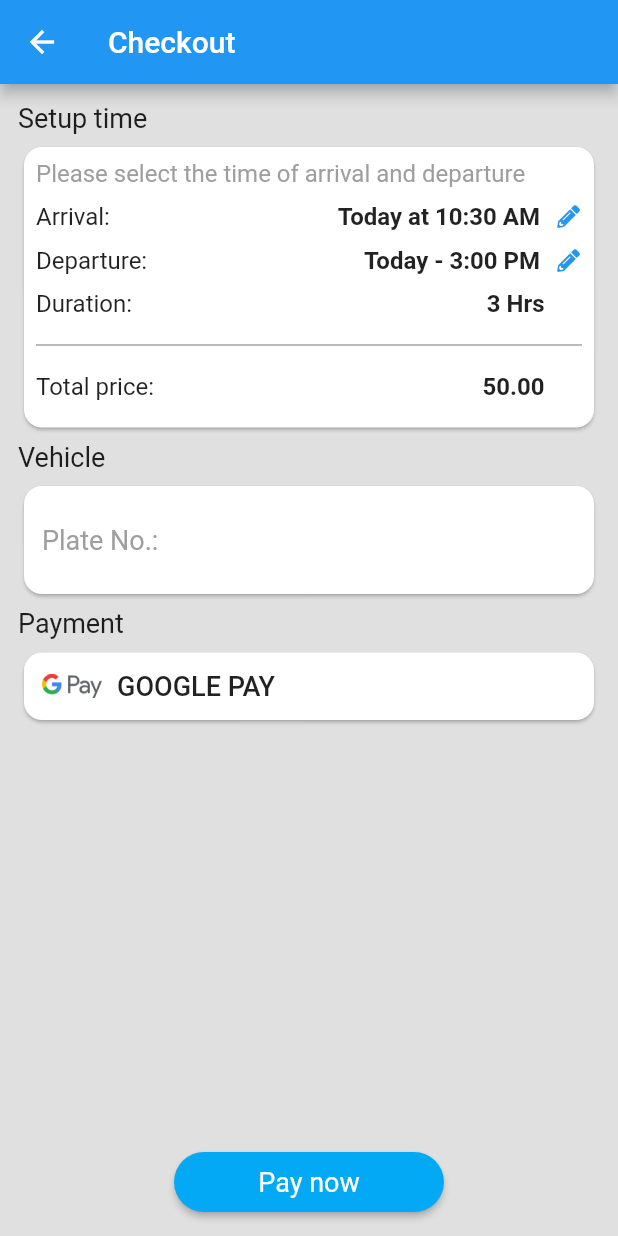
After one commit to hey-riki-here/Lets-Park, a Flutter app: the Checkout screen opened directly, on a phone screen of 412 x 824 dp. The commit adds this screen. Run offline on Flutter 3.47's test engine with Material 2 defaults, Android fonts, the light colour scheme and no system bars; our stand-ins replace cloud_firestore, dotted_border, firebase_auth, firebase_core, firebase_storage, flutter_holo_date_picker and 9 more; missing offline and left inert: flutter_facebook_auth; accounts and stored records are empty.

Commit message:
Added checkout page.

```diff
--- a/lib/globals/globals.dart
+++ b/lib/globals/globals.dart
@@ -4,7 +4,7 @@ library lets_park.globals;
 
 import 'package:flutter/cupertino.dart';
 import 'package:google_maps_flutter/google_maps_flutter.dart';
-import 'package:lets_park/models/app_user.dart';
+import 'package:lets_park/models/user_data.dart';
 import 'package:lets_park/models/parking_space.dart';
 
 TextEditingController globalStreet = TextEditingController();
@@ -14,4 +14,4 @@ bool popWindow = false;
 ParkingSpace parkingSpace = ParkingSpace();
 List<ParkingSpace> currentParkingSpaces = [];
 int parkinSpaceQuantity = 0;
-AppUser appUser = AppUser();
+UserData userData = UserData();
--- a/lib/models/app_user.dart
+++ b/lib/models/user_data.dart
@@ -1,10 +1,10 @@
 import 'package:lets_park/models/parking_space.dart';
 
-class AppUser {
+class UserData {
   String? _id;
   List<ParkingSpace>? _ownedParkingSpace;
 
-  AppUser();
+  UserData();
 
   String? get getUserId => _id;
 
--- a/lib/screens/drawer_screens/about_us.dart
+++ b/lib/screens/drawer_screens/about_us.dart
@@ -1,6 +1,6 @@
 import 'package:flutter/material.dart';
 import 'package:font_awesome_flutter/font_awesome_flutter.dart';
-import 'package:lets_park/shared/NavigationDrawer.dart';
+import 'package:lets_park/shared/navigation_drawer.dart';
 import 'package:lets_park/shared/shared_widgets.dart';
 
 class AboutUs extends StatelessWidget {
--- a/lib/screens/drawer_screens/manage_space/manage_space.dart
+++ b/lib/screens/drawer_screens/manage_space/manage_space.dart
@@ -1,7 +1,7 @@
 import 'package:flutter/material.dart';
 import 'package:lets_park/screens/drawer_screens/manage_space/earnings.dart';
 import 'package:lets_park/screens/drawer_screens/manage_space/your_space.dart';
-import 'package:lets_park/shared/NavigationDrawer.dart';
+import 'package:lets_park/shared/navigation_drawer.dart';
 import 'package:lets_park/shared/shared_widgets.dart';
 
 class ManageSpace extends StatelessWidget {
--- a/lib/screens/drawer_screens/manage_space/your_space.dart
+++ b/lib/screens/drawer_screens/manage_space/your_space.dart
@@ -6,7 +6,7 @@ import 'package:lets_park/shared/shared_widgets.dart';
 import 'package:lets_park/globals/globals.dart' as globals;
 
 class YourSpace extends StatelessWidget {
-  final appUser = globals.appUser;
+  final appUser = globals.userData;
   YourSpace({Key? key}) : super(key: key);
 
   @override
--- a/lib/screens/drawer_screens/messages.dart
+++ b/lib/screens/drawer_screens/messages.dart
@@ -1,5 +1,5 @@
 import 'package:flutter/material.dart';
-import 'package:lets_park/shared/NavigationDrawer.dart';
+import 'package:lets_park/shared/navigation_drawer.dart';
 import 'package:lets_park/shared/shared_widgets.dart';
 
 class Messages extends StatefulWidget {
--- a/lib/screens/drawer_screens/my_parkings.dart
+++ b/lib/screens/drawer_screens/my_parkings.dart
@@ -1,5 +1,5 @@
 import 'package:flutter/material.dart';
-import 'package:lets_park/shared/NavigationDrawer.dart';
+import 'package:lets_park/shared/navigation_drawer.dart';
 
 class MyParkings extends StatefulWidget {
   final int _pageId = 3;
--- a/lib/screens/drawer_screens/notifications.dart
+++ b/lib/screens/drawer_screens/notifications.dart
@@ -1,5 +1,5 @@
 import 'package:flutter/material.dart';
-import 'package:lets_park/shared/NavigationDrawer.dart';
+import 'package:lets_park/shared/navigation_drawer.dart';
 import 'package:lets_park/shared/shared_widgets.dart';
 
 class Notifications extends StatefulWidget {
--- a/lib/screens/drawer_screens/profile.dart
+++ b/lib/screens/drawer_screens/profile.dart
@@ -1,7 +1,7 @@
 import 'package:firebase_auth/firebase_auth.dart';
 import 'package:flutter/material.dart';
 import 'package:lets_park/services/signin_provider.dart';
-import 'package:lets_park/shared/NavigationDrawer.dart';
+import 'package:lets_park/shared/navigation_drawer.dart';
 import 'package:provider/provider.dart';
 
 class Profile extends StatefulWidget {
--- a/lib/screens/drawer_screens/register_screens/register_area.dart
+++ b/lib/screens/drawer_screens/register_screens/register_area.dart
@@ -16,7 +16,6 @@ import 'package:lets_park/services/firebase_api.dart';
 import 'package:lets_park/shared/shared_widgets.dart';
 
 class RegisterArea extends StatefulWidget {
-  final int _pageId = 5;
   const RegisterArea({Key? key}) : super(key: key);
 
   @override
@@ -127,6 +126,7 @@ class _RegisterAreaState extends State<RegisterArea> {
                     _currentStep += 1;
                   }
                 } else {
+                  // ignore: todo
                   //TODO
                 }
               });
--- a/lib/screens/logged_in_screens/home.dart
+++ b/lib/screens/logged_in_screens/home.dart
@@ -1,11 +1,10 @@
 import 'package:firebase_auth/firebase_auth.dart';
 import 'package:flutter/material.dart';
 import 'package:google_maps_flutter/google_maps_flutter.dart';
-import 'package:lets_park/models/app_user.dart';
 import 'package:lets_park/models/parking_space.dart';
 import 'package:lets_park/screens/logged_in_screens/google_map_screen.dart';
 import 'package:lets_park/services/firebase_api.dart';
-import 'package:lets_park/shared/NavigationDrawer.dart';
+import 'package:lets_park/shared/navigation_drawer.dart';
 import 'package:location/location.dart';
 import 'package:geolocator/geolocator.dart' as geolocator;
 
@@ -21,7 +20,6 @@ class _HomeState extends State<Home> {
   final _scaffoldKey = GlobalKey<ScaffoldState>();
   final user = FirebaseAuth.instance.currentUser;
   final GlobalKey<GoogleMapScreenState> _gMapKey = GlobalKey();
-  final appUser = AppUser();
   @override
   Widget build(BuildContext context) {
     grantPermission();
--- /dev/null
+++ b/lib/screens/popups/checkout.dart
@@ -0,0 +1,447 @@
+// ignore_for_file: unused_catch_clause
+
+import 'package:flutter/material.dart';
+import 'package:flutter_holo_date_picker/flutter_holo_date_picker.dart';
+import 'package:flutter_time_picker_spinner/flutter_time_picker_spinner.dart';
+import 'package:font_awesome_flutter/font_awesome_flutter.dart';
+import 'package:intl/intl.dart';
+
+class Checkout extends StatefulWidget {
+  const Checkout({Key? key}) : super(key: key);
+
+  @override
+  State<Checkout> createState() => _CheckoutState();
+}
+
+class _CheckoutState extends State<Checkout> {
+  @override
+  Widget build(BuildContext context) {
+    return Scaffold(
+      appBar: AppBar(
+        title: const Text("Checkout"),
+      ),
+      backgroundColor: Colors.grey.shade300,
+      body: Theme(
+        data: ThemeData(
+          splashColor: Colors.transparent,
+          highlightColor: Colors.transparent,
+        ),
+        child: Padding(
+          padding: const EdgeInsets.all(12),
+          child: Column(
+            mainAxisAlignment: MainAxisAlignment.spaceBetween,
+            children: [
+              Column(
+                children: const [
+                  SetUpTime(),
+                  Vehicle(),
+                  Payment(),
+                ],
+              ),
+              ElevatedButton(
+                onPressed: () {},
+                child: const Text(
+                  "Pay now",
+                  style: TextStyle(
+                    fontSize: 18,
+                    fontWeight: FontWeight.w400,
+                  ),
+                ),
+                style: ElevatedButton.styleFrom(
+                  primary: Colors.lightBlue,
+                  fixedSize: const Size(180, 40),
+                  shape: RoundedRectangleBorder(
+                    borderRadius: BorderRadius.circular(50.0),
+                  ),
+                ),
+              ),
+            ],
+          ),
+        ),
+      ),
+    );
+  }
+}
+
+class SetUpTime extends StatefulWidget {
+  const SetUpTime({Key? key}) : super(key: key);
+
+  @override
+  State<SetUpTime> createState() => _SetUpTimeState();
+}
+
+class _SetUpTimeState extends State<SetUpTime> {
+  final labelStyle = const TextStyle(
+    fontSize: 16,
+  );
+
+  final timeStampStyle = const TextStyle(
+    fontSize: 16,
+    fontWeight: FontWeight.bold,
+  );
+
+  DateTime? _selectedDate = DateTime.now();
+  DateTime? _selectedTime;
+  String _date = "Today";
+  String? _time = DateFormat("h:mm a").format(DateTime.now());
+
+  @override
+  Widget build(BuildContext context) {
+    return Column(
+      crossAxisAlignment: CrossAxisAlignment.start,
+      children: [
+        const Text(
+          "Setup time",
+          style: TextStyle(
+            fontSize: 18,
+            color: Colors.black87,
+          ),
+        ),
+        const SizedBox(height: 5),
+        SizedBox(
+          width: double.infinity,
+          child: Card(
+            shape: const RoundedRectangleBorder(
+              borderRadius: BorderRadius.all(
+                Radius.circular(12),
+              ),
+            ),
+            child: Padding(
+              padding: const EdgeInsets.all(8.0),
+              child: Column(
+                crossAxisAlignment: CrossAxisAlignment.start,
+                children: [
+                  const Text(
+                    "Please select the time of arrival and departure",
+                    style: TextStyle(
+                      fontSize: 16,
+                      color: Colors.grey,
+                    ),
+                  ),
+                  const SizedBox(height: 10),
+                  Row(
+                    mainAxisAlignment: MainAxisAlignment.spaceBetween,
+                    children: [
+                      Text("Arrival:", style: labelStyle),
+                      Row(
+                        children: [
+                          Text("$_date at $_time", style: timeStampStyle),
+                          const SizedBox(width: 10),
+                          SizedBox(
+                            width: 18,
+                            height: 18,
+                            child: IconButton(
+                              onPressed: () {
+                                showDateTimePicker(context, "arrival");
+                              },
+                              padding: const EdgeInsets.all(0.0),
+                              color: Colors.blue,
+                              icon: const Icon(
+                                FontAwesomeIcons.pencilAlt,
+                                size: 15,
+                              ),
+                            ),
+                          ),
+                        ],
+                      ),
+                    ],
+                  ),
+                  const SizedBox(height: 10),
+                  Row(
+                    mainAxisAlignment: MainAxisAlignment.spaceBetween,
+                    children: [
+                      Text("Departure:", style: labelStyle),
+                      Row(
+                        children: [
+                          Text("Today - 3:00 PM", style: timeStampStyle),
+                          const SizedBox(width: 10),
+                          SizedBox(
+                            width: 18,
+                            height: 18,
+                            child: IconButton(
+                              onPressed: () async {
+                                showDateTimePicker(context, "departure");
+                              },
+                              padding: const EdgeInsets.all(0.0),
+                              color: Colors.blue,
+                              icon: const Icon(
+                                FontAwesomeIcons.pencilAlt,
+                                size: 15,
+                              ),
+                            ),
+                          ),
+                        ],
+                      ),
+                    ],
+                  ),
+                  const SizedBox(height: 10),
+                  Row(
+                    mainAxisAlignment: MainAxisAlignment.spaceBetween,
+                    children: [
+                      Text("Duration:", style: labelStyle),
+                      Row(
+                        children: [
+                          Text("3 Hrs", style: timeStampStyle),
+                          const SizedBox(width: 25),
+                        ],
+                      ),
+                    ],
+                  ),
+                  const SizedBox(height: 10),
+                  const Divider(color: Colors.black54),
+                  const SizedBox(height: 10),
+                  Row(
+                    mainAxisAlignment: MainAxisAlignment.spaceBetween,
+                    children: [
+                      Text("Total price:", style: labelStyle),
+                      Row(
+                        children: [
+                          Text("50.00", style: timeStampStyle),
+                          const SizedBox(width: 25),
+                        ],
+                      ),
+                    ],
+                  ),
+                  const SizedBox(height: 10),
+                ],
+              ),
+            ),
+          ),
+        ),
+      ],
+    );
+  }
+
+  Future<dynamic> showDateTimePicker(BuildContext context, String label) {
+    return showDialog(
+      barrierDismissible: false,
+      context: context,
+      builder: (context) => Dialog(
+        child: SizedBox(
+          height: 335,
+          child: Padding(
+            padding: const EdgeInsets.all(8.0),
+            child: Column(
+              children: [
+                Text(
+                  "Please select valid time and date of " + label,
+                  style: TextStyle(
+                    fontSize: 16,
+                    color: Colors.blue.shade900,
+                  ),
+                ),
+                const SizedBox(height: 20),
+                TimePickerSpinner(
+                  is24HourMode: false,
+                  normalTextStyle: const TextStyle(
+                    fontSize: 18,
+                    color: Colors.grey,
+                  ),
+                  highlightedTextStyle: const TextStyle(
+                    fontSize: 23,
+                    color: Colors.black,
+                  ),
+                  spacing: 40,
+                  itemHeight: 25,
+                  isForce2Digits: true,
+                  onTimeChange: (time) {
+                    _selectedTime = time;
+                  },
+                ),
+                DatePickerWidget(
+                  looping: false,
+                  firstDate: DateTime.now(),
+                  dateFormat: "MMM/dd/yyyy",
+                  onChange: (DateTime newDate, _) {
+                    _selectedDate = newDate;
+                  },
+                  pickerTheme: const DateTimePickerTheme(
+                    itemTextStyle: TextStyle(
+                      color: Colors.black,
+                      fontSize: 19,
+                    ),
+                  ),
+                ),
+                Row(
+                  mainAxisAlignment: MainAxisAlignment.end,
+                  children: [
+                    TextButton(
+                      onPressed: () => Navigator.pop(context),
+                      child: const Text("Cancel"),
+                    ),
+                    ElevatedButton(
+                      onPressed: () {
+                        try {
+                          final _dateTime = DateTime(
+                            _selectedDate!.year,
+                            _selectedDate!.month,
+                            _selectedDate!.day,
+                            _selectedTime!.hour,
+                            _selectedTime!.minute,
+                          );
+
+                          getDate(_dateTime);
+                        } on Exception catch (e) {
+                          getDate(DateTime.now());
+                        }
+                      },
+                      child: const Text("Confirm"),
+                    ),
+                  ],
+                ),
+              ],
+            ),
+          ),
+        ),
+      ),
+    );
+  }
+
+  void getDate(DateTime selectedDateTime) {
+    setState(() {
+      DateTime now = DateTime(
+          DateTime.now().year, DateTime.now().month, DateTime.now().day);
+      DateTime selected = DateTime(
+          selectedDateTime.year, selectedDateTime.month, selectedDateTime.day);
+      if (selected.compareTo(now) == 0) {
+        _date = "Today";
+      } else {
+        _date = DateFormat('MMM. dd, yyyy').format(selected);
+      }
+      _time = DateFormat("h:mma").format(selectedDateTime);
+    });
+  }
+}
+
+class Vehicle extends StatefulWidget {
+  const Vehicle({Key? key}) : super(key: key);
+
+  @override
+  State<Vehicle> createState() => _VehicleState();
+}
+
+class _VehicleState extends State<Vehicle> {
+  @override
+  Widget build(BuildContext context) {
+    return Column(
+      crossAxisAlignment: CrossAxisAlignment.start,
+      children: [
+        const SizedBox(height: 5),
+        const Text(
+          "Vehicle",
+          style: TextStyle(
+            fontSize: 18,
+            color: Colors.black87,
+          ),
+        ),
+        const SizedBox(height: 5),
+        SizedBox(
+          width: double.infinity,
+          child: Card(
+            shape: const RoundedRectangleBorder(
+              borderRadius: BorderRadius.all(
+                Radius.circular(12),
+              ),
+            ),
+            child: Padding(
+              padding: const EdgeInsets.all(12),
+              child: Column(
+                crossAxisAlignment: CrossAxisAlignment.start,
+                children: [
+                  Row(
+                    children: const [
+                      Text(
+                        "Plate No.: ",
+                        style: TextStyle(
+                          fontSize: 18,
+                          color: Colors.grey,
+                        ),
+                      ),
+                      SizedBox(width: 10),
+                      Expanded(
+                        child: TextField(
+                          decoration: InputDecoration(
+                            border: InputBorder.none,
+                          ),
+                          style: TextStyle(
+                            fontSize: 18,
+                          ),
+                        ),
+                      ),
+                    ],
+                  ),
+                ],
+              ),
+            ),
+          ),
+        ),
+      ],
+    );
+  }
+}
+
+class Payment extends StatefulWidget {
+  const Payment({Key? key}) : super(key: key);
+
+  @override
+  State<Payment> createState() => _PaymentState();
+}
+
+class _PaymentState extends State<Payment> {
+  @override
+  Widget build(BuildContext context) {
+    return Column(
+      crossAxisAlignment: CrossAxisAlignment.start,
+      children: [
+        const SizedBox(height: 5),
+        const Text(
+          "Payment",
+          style: TextStyle(
+            fontSize: 18,
+            color: Colors.black87,
+          ),
+        ),
+        const SizedBox(height: 5),
+        SizedBox(
+          width: double.infinity,
+          child: Card(
+            shape: const RoundedRectangleBorder(
+              borderRadius: BorderRadius.all(
+                Radius.circular(12),
+              ),
+            ),
+            child: Padding(
+              padding: const EdgeInsets.all(12),
+              child: Column(
+                crossAxisAlignment: CrossAxisAlignment.start,
+                children: [
+                  Row(
+                    children: [
+                      Image.asset(
+                        "assets/icons/gpay-logo.png",
+                        width: 40,
+                      ),
+                      const SizedBox(width: 10),
+                      Row(
+                        mainAxisAlignment: MainAxisAlignment.center,
+                        children: const [
+                          Text(
+                            "GOOGLE PAY",
+                            style: TextStyle(
+                              fontWeight: FontWeight.w500,
+                              fontSize: 18,
+                            ),
+                          ),
+                        ],
+                      ),
+                    ],
+                  ),
+                ],
+              ),
+            ),
+          ),
+        ),
+      ],
+    );
+  }
+}
--- a/lib/screens/popups/parking_area_info.dart
+++ b/lib/screens/popups/parking_area_info.dart
@@ -1,5 +1,6 @@
 import 'package:flutter/material.dart';
 import 'package:lets_park/models/parking_space.dart';
+import 'package:lets_park/screens/popups/checkout.dart';
 
 class ParkingAreaInfo extends StatelessWidget {
   final ParkingSpace parkingSpace;
@@ -300,10 +301,18 @@ class InfoAndReviews extends StatelessWidget {
               bottom: 8,
             ),
             child: ElevatedButton(
-              onPressed: () {},
+              onPressed: () {
+                Navigator.push(
+                    context,
+                    MaterialPageRoute(
+                      fullscreenDialog: true,
+                      builder: (context) => const Checkout(),
+                    ));
+              },
               child: const Text(
                 "Checkout",
                 style: TextStyle(
+                  fontWeight: FontWeight.w400,
                   fontSize: 18,
                 ),
               ),
@@ -329,12 +338,3 @@ class InfoAndReviews extends StatelessWidget {
     return formattedFeatures;
   }
 }
-
-// class InfoTab extends StatelessWidget {
-//   const InfoTab({Key? key}) : super(key: key);
-
-//   @override
-//   Widget build(BuildContext context) {
-//     return
-//   }
-// }
--- a/lib/screens/wrapper.dart
+++ b/lib/screens/wrapper.dart
@@ -15,7 +15,7 @@ class Wrapper extends StatelessWidget {
         builder: (context, snapshot) {
           if (snapshot.connectionState == ConnectionState.waiting) {
             return const Center(
-              child: const Text("Heeeeey!"),
+              child: Text("Heeeeey!"),
             );
           } else if (snapshot.hasData) {
             return const Home();
--- a/lib/services/firebase_api.dart
+++ b/lib/services/firebase_api.dart
@@ -52,7 +52,7 @@ class FirebaseServices {
       }
     });
 
-    globals.appUser.setOwnedParkingSpaces = ownedSpaces;
+    globals.userData.setOwnedParkingSpaces = ownedSpaces;
   }
 
   Stream<List<ParkingSpace>> getParkingSpacesFromDatabase() {
--- a/lib/services/signin_provider.dart
+++ b/lib/services/signin_provider.dart
@@ -5,7 +5,6 @@ import 'package:flutter/material.dart';
 import 'package:google_sign_in/google_sign_in.dart';
 import 'package:flutter_facebook_auth/flutter_facebook_auth.dart';
 import 'package:lets_park/main.dart';
-import 'package:lets_park/models/app_user.dart';
 import 'package:lets_park/screens/loading_screens/logging_in_screen.dart';
 import 'package:lets_park/screens/popups/notice_dialog.dart';
 import 'package:lets_park/screens/signin_register/login.dart';
@@ -68,7 +67,7 @@ class SignInProvider extends ChangeNotifier {
       final googleUser = await googleSignIn.signIn();
 
       if (googleUser == null) return;
-      showDialog(context: context, builder: (context) => LoggingIn());
+      showDialog(context: context, builder: (context) => const LoggingIn());
       _googleUser = googleUser;
 
       final googleAuth = await googleUser.authentication;
@@ -77,7 +76,6 @@ class SignInProvider extends ChangeNotifier {
         idToken: googleAuth.idToken,
       );
       await _auth.signInWithCredential(credential);
-      retrieveUserData();
     } on Exception catch (e) {
     } finally {
       notifyListeners();
@@ -144,7 +142,4 @@ class SignInProvider extends ChangeNotifier {
     );
   }
 
-  void retrieveUserData() async {
-    globals.appUser.setUserId = _auth.currentUser!.uid;
-  }
 }
--- a/lib/shared/NavigationDrawer.dart
+++ b/lib/shared/navigation_drawer.dart
@@ -89,7 +89,7 @@ class _NavigationDrawerState extends State<NavigationDrawer> {
                     color: Colors.blue,
                   ),
                 ),
-                globals.appUser.getOwnedParkingSpaces!.isEmpty
+                globals.userData.getOwnedParkingSpaces!.isEmpty
                     ? Item(
                         title: 'Rent out your own space',
                         id: 6,
--- a/pubspec.yaml
+++ b/pubspec.yaml
@@ -34,6 +34,7 @@ dependencies:
   # The following adds the Cupertino Icons font to your application.
   # Use with the CupertinoIcons class for iOS style icons.
   cupertino_icons: ^1.0.2
+  intl: ^0.17.0
   introduction_screen: ^2.1.0
   font_awesome_flutter: ^9.2.0
   cloud_firestore: ^3.1.8
@@ -53,6 +54,8 @@ dependencies:
   dotted_border: ^2.0.0+2
   image_picker: ^0.8.4+10
   firebase_storage: ^10.2.9
+  flutter_holo_date_picker: ^1.0.3
+  flutter_time_picker_spinner: ^2.0.0
 dev_dependencies:
   flutter_test:
     sdk: flutter
```
Also changed, not shown: assets/icons/gpay-logo.png (added), pubspec.lock.
